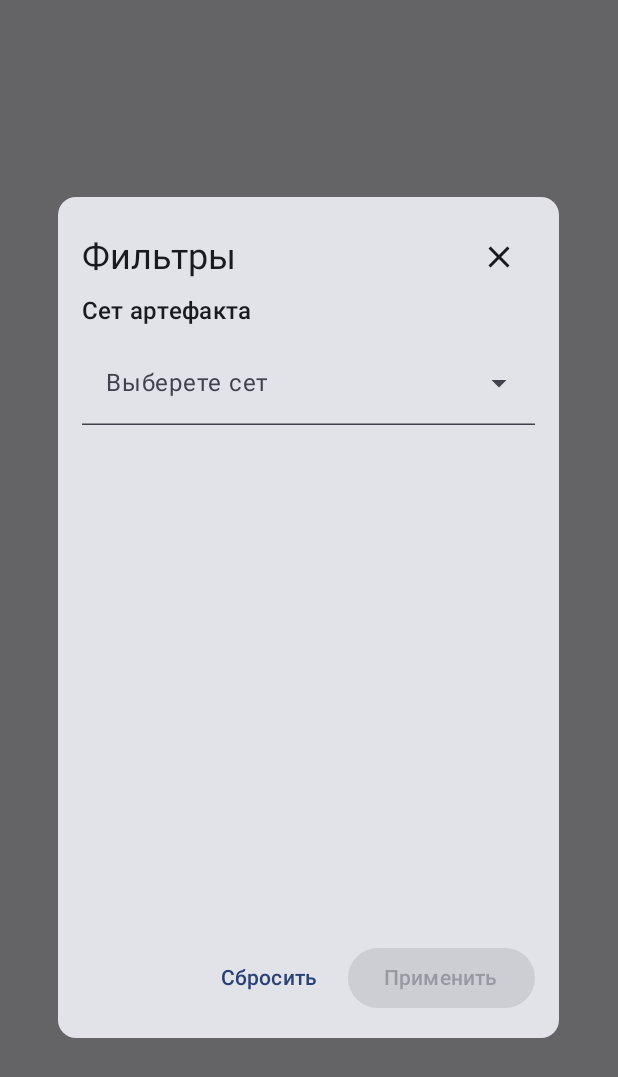
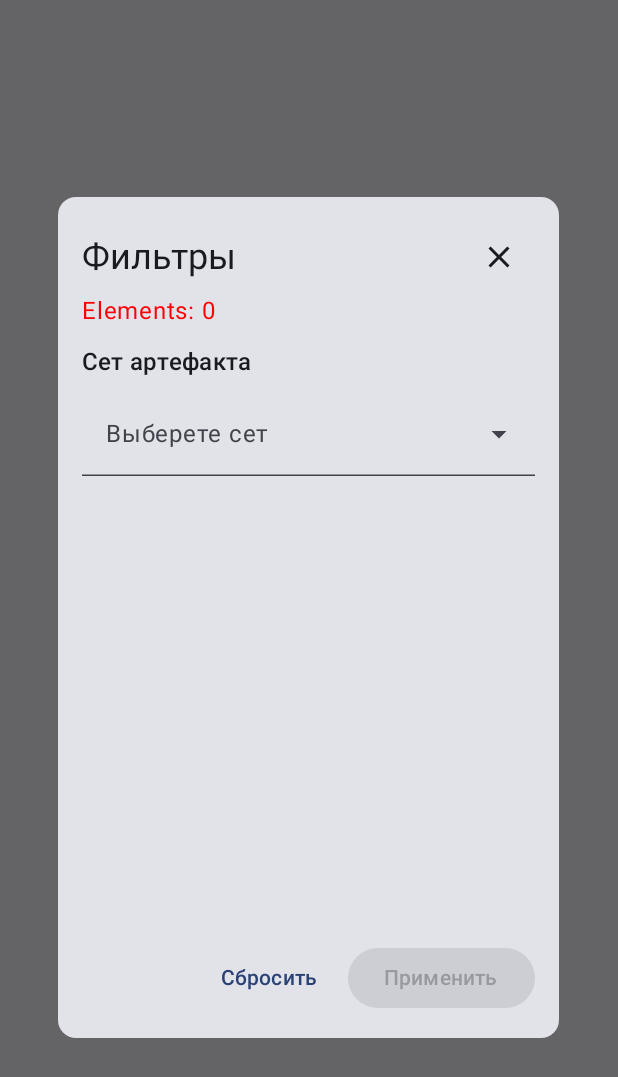
Before and after one commit to ledetav/artifacts_calculator_project, an Android app built with Jetpack Compose: the composable FilterDialog called with empty values, on a phone screen of 412 x 824 dp. Shown: the top 1077 px of the screen. Run offline under Robolectric (Android 15) with nearby library versions, the phone set to English and light mode, and no system bars.

Commit message:
fix: use correct query for artifact set filtering

```diff
--- a/app/src/main/java/com/nokaori/genshinaibuilder/ui/ArtifactScreen.kt
+++ b/app/src/main/java/com/nokaori/genshinaibuilder/ui/ArtifactScreen.kt
@@ -19,6 +19,7 @@ import androidx.compose.ui.unit.dp
 import androidx.lifecycle.viewmodel.compose.viewModel
 import androidx.compose.material3.OutlinedTextField
 import androidx.compose.ui.Alignment
+import androidx.compose.ui.graphics.Color
 import androidx.compose.ui.input.key.type
 import androidx.compose.ui.window.Dialog
 import androidx.compose.ui.window.DialogProperties
@@ -199,6 +200,11 @@ fun FilterDialog(
                         .weight(1f)
                         .verticalScroll(rememberScrollState()),
                 ) {
+                    Text(
+                        text = "Elements: ${filteredArtifactSets.size}",
+                        color = Color.Red,
+                        modifier = Modifier.padding(bottom = 10.dp)
+                    )
                     ArtifactSetFilterView(
                         selectedArtifactSet = selectedArtifactSet,
                         artifactSetSearchQuery = artifactSetSearchQuery,
--- a/app/src/main/java/com/nokaori/genshinaibuilder/viewmodel/ArtifactViewModel.kt
+++ b/app/src/main/java/com/nokaori/genshinaibuilder/viewmodel/ArtifactViewModel.kt
@@ -42,7 +42,7 @@ class ArtifactViewModel : ViewModel() {
     private val _isArtifactSetDropdownExpanded = MutableStateFlow(false)
     val isArtifactSetDropdownExpanded : StateFlow<Boolean> = _isArtifactSetDropdownExpanded.asStateFlow()
 
-    val filteredArtifactSets: StateFlow<List<ArtifactSet>> = availableArtifactSets.combine(searchQuery) {
+    val filteredArtifactSets: StateFlow<List<ArtifactSet>> = availableArtifactSets.combine(artifactSetSearchQuery) {
         allArtifactSets, query ->
         if(query.isBlank()){
             allArtifactSets
@@ -98,6 +98,7 @@ class ArtifactViewModel : ViewModel() {
     fun onArtifactSetSearchQueryChanged(newQuery: String){
         _artifactSetSearchQuery.value = newQuery
         _isArtifactSetDropdownExpanded.value = true
+        _selectedArtifactSet.value = null
     }
 
     fun onArtifactSetDropdownStateChanged(isExpanded: Boolean){
```
